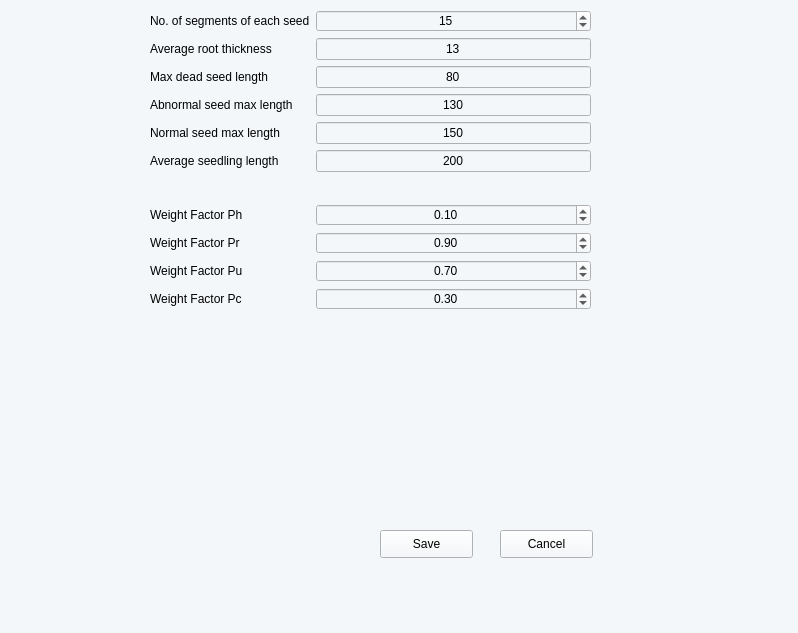
This is UI_files/settings_ui.ui in NMBawiskar/germinated_seed_analyzer as Qt 5 draws it before an edit. The edited form follows.
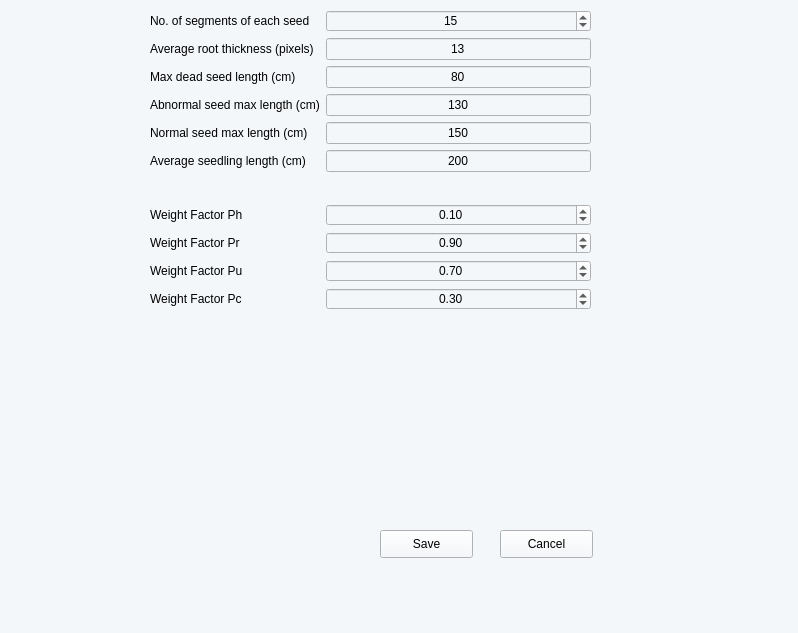
This is the edited form.

Patch:
```diff
--- a/UI_files/settings_ui.ui
+++ b/UI_files/settings_ui.ui
@@ -48,7 +48,7 @@
        <string notr="true">font: 63 10pt &quot;Segoe UI&quot;;</string>
       </property>
       <property name="text">
-       <string>Average root thickness</string>
+       <string>Average root thickness (pixels)</string>
       </property>
      </widget>
     </item>
@@ -58,7 +58,7 @@
        <string notr="true">font: 63 10pt &quot;Segoe UI&quot;;</string>
       </property>
       <property name="text">
-       <string>Max dead seed length</string>
+       <string>Max dead seed length (cm)</string>
       </property>
      </widget>
     </item>
@@ -81,7 +81,7 @@
        <string notr="true">font: 63 10pt &quot;Segoe UI&quot;;</string>
       </property>
       <property name="text">
-       <string>Abnormal seed max length</string>
+       <string>Abnormal seed max length (cm)</string>
       </property>
      </widget>
     </item>
@@ -104,7 +104,7 @@
        <string notr="true">font: 63 10pt &quot;Segoe UI&quot;;</string>
       </property>
       <property name="text">
-       <string>Normal seed max length</string>
+       <string>Normal seed max length (cm)</string>
       </property>
      </widget>
     </item>
@@ -127,7 +127,7 @@
        <string notr="true">font: 63 10pt &quot;Segoe UI&quot;;</string>
       </property>
       <property name="text">
-       <string>Average seedling length</string>
+       <string>Average seedling length (cm)</string>
       </property>
      </widget>
     </item>
```
